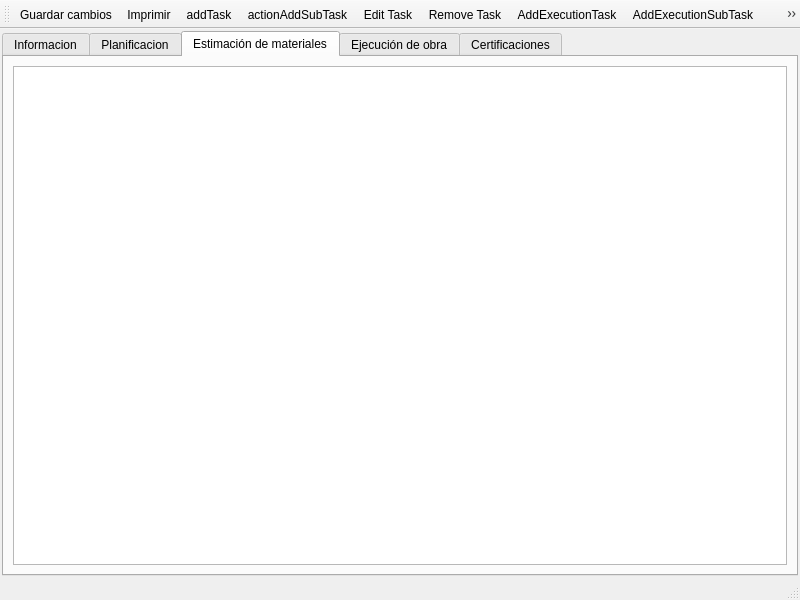
Before: the Qt Designer form mksPlanner/views/projectwindow.ui in diegowald/mksPlanner, drawn with Qt 5.
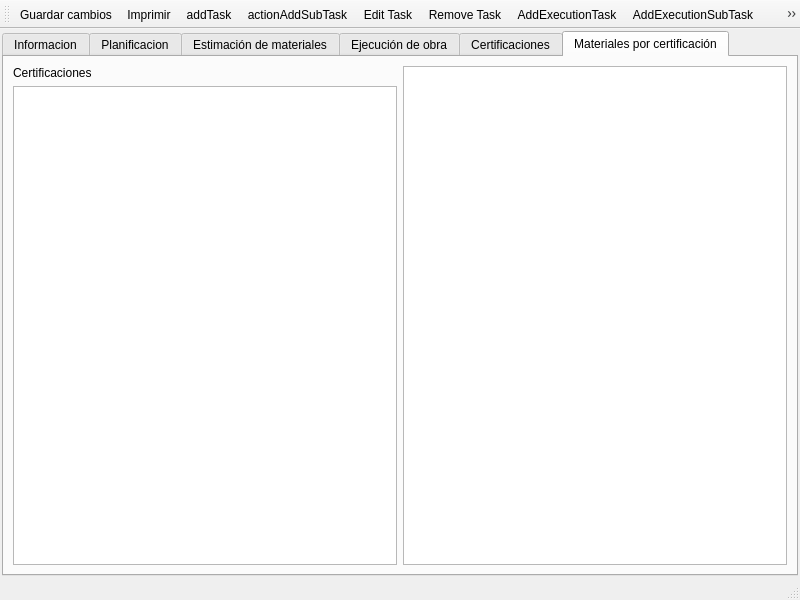
After: the same form once the commit is applied. The open tabs and pages were chosen to show the change. Icons and pictures are not drawn. Custom widgets are drawn as their Qt base class.

Commit message: Trabajando con listados de materiales para las proximas certificacioens.

The edit to the form file:
```diff
--- a/mksPlanner/views/projectwindow.ui
+++ b/mksPlanner/views/projectwindow.ui
@@ -573,6 +573,38 @@
         </item>
        </layout>
       </widget>
+      <widget class="QWidget" name="tab_6">
+       <attribute name="icon">
+        <iconset resource="../mksplanner.qrc">
+         <normaloff>:/tableWindow/tools/material.png</normaloff>:/tableWindow/tools/material.png</iconset>
+       </attribute>
+       <attribute name="title">
+        <string>Materiales por certificación</string>
+       </attribute>
+       <layout class="QHBoxLayout" name="horizontalLayout_14">
+        <item>
+         <layout class="QHBoxLayout" name="horizontalLayout_13">
+          <item>
+           <layout class="QVBoxLayout" name="verticalLayout_6">
+            <item>
+             <widget class="QLabel" name="label_20">
+              <property name="text">
+               <string>Certificaciones</string>
+              </property>
+             </widget>
+            </item>
+            <item>
+             <widget class="QTableView" name="tableView"/>
+            </item>
+           </layout>
+          </item>
+          <item>
+           <widget class="QTableView" name="tableView"/>
+          </item>
+         </layout>
+        </item>
+       </layout>
+      </widget>
      </widget>
     </item>
    </layout>
```
Left out of the diff: 4 changed lines with no effect on the pictures. The commit also changes 4 other files.
